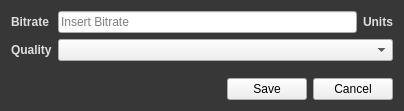
Old version of the form aroundvision/views/roi_settings.ui in the repository IT-Leiria/360-gui.
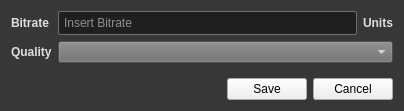
New version of the form.

The edit to the form file:
```diff
--- a/aroundvision/views/roi_settings.ui
+++ b/aroundvision/views/roi_settings.ui
@@ -26,6 +26,30 @@
     background-color: transparent;
     font-family: &quot;Roboto&quot;;
     font-weight: bold;
+}
+
+/*Line Edit*/
+QLineEdit {
+    background-color:#1F1F1F;
+    color: #FFFFFF;
+    font-size:12px;
+    min-height: 20px;
+    border: 1px solid #6F6F6F;
+    border-radius: 2px;
+    padding:1px 2px 1px 3px;
+}
+
+/* Combobox */
+QComboBox {
+    background-color: #6F6F6F;
+    color: #FFFFFF;
+    font-size:12px;
+}
+
+QComboBox::item {
+    background-color: #6F6F6F;
+    selection-background-color: #7E7E7E;
+    color: #FFFFFF;
 }</string>
   </property>
   <layout class="QVBoxLayout" name="verticalLayout">
```
